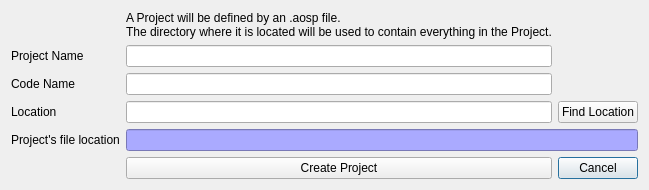
Above: tools/aosdesigner/view/ui/NewProjectDialog.ui from invy/mjklaim-freewindows before the change. Below: the same form after it.
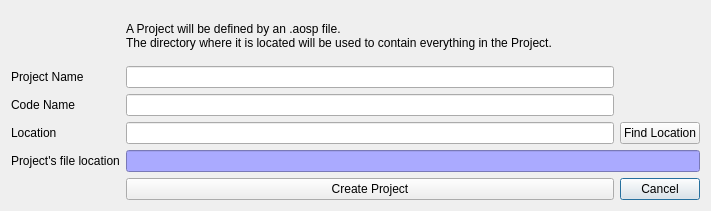
That is the form after the change.

```diff
--- a/tools/aosdesigner/view/ui/NewProjectDialog.ui
+++ b/tools/aosdesigner/view/ui/NewProjectDialog.ui
@@ -6,8 +6,8 @@
    <rect>
     <x>0</x>
     <y>0</y>
-    <width>629</width>
-    <height>190</height>
+    <width>711</width>
+    <height>211</height>
    </rect>
   </property>
   <property name="windowTitle">
```
Left out of the diff: 4 changed lines with no effect on the pictures.
